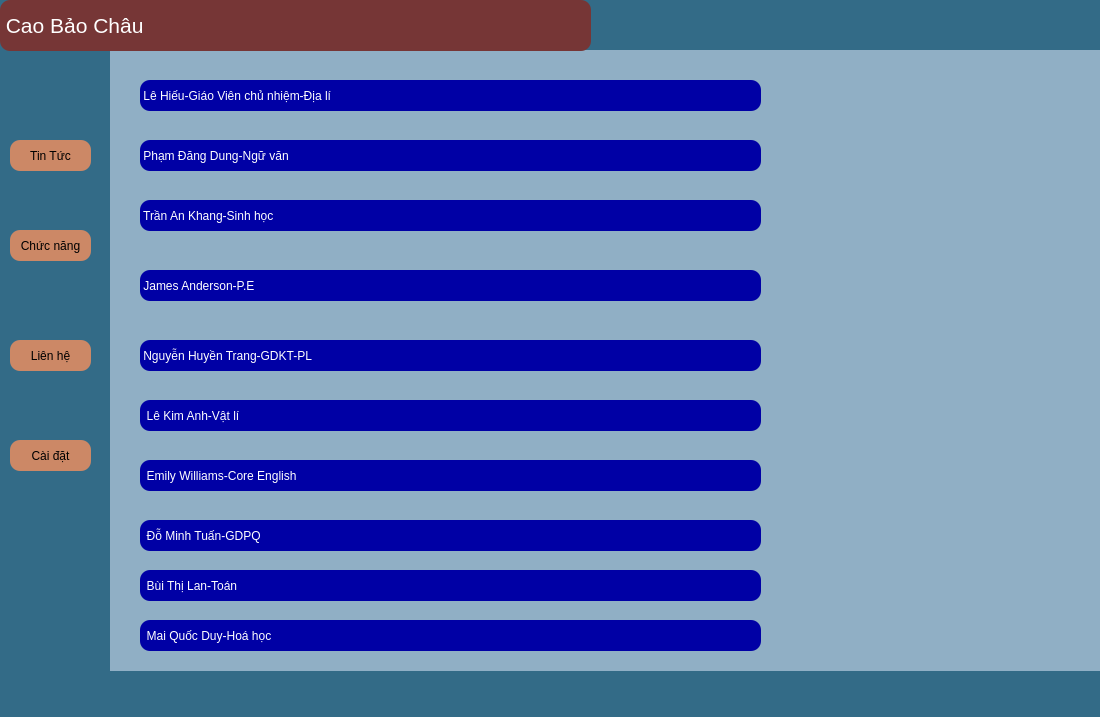
This is ui/mainwindow.ui in Cuongal/python-app as Qt 5 draws it before an edit. The edited form follows.
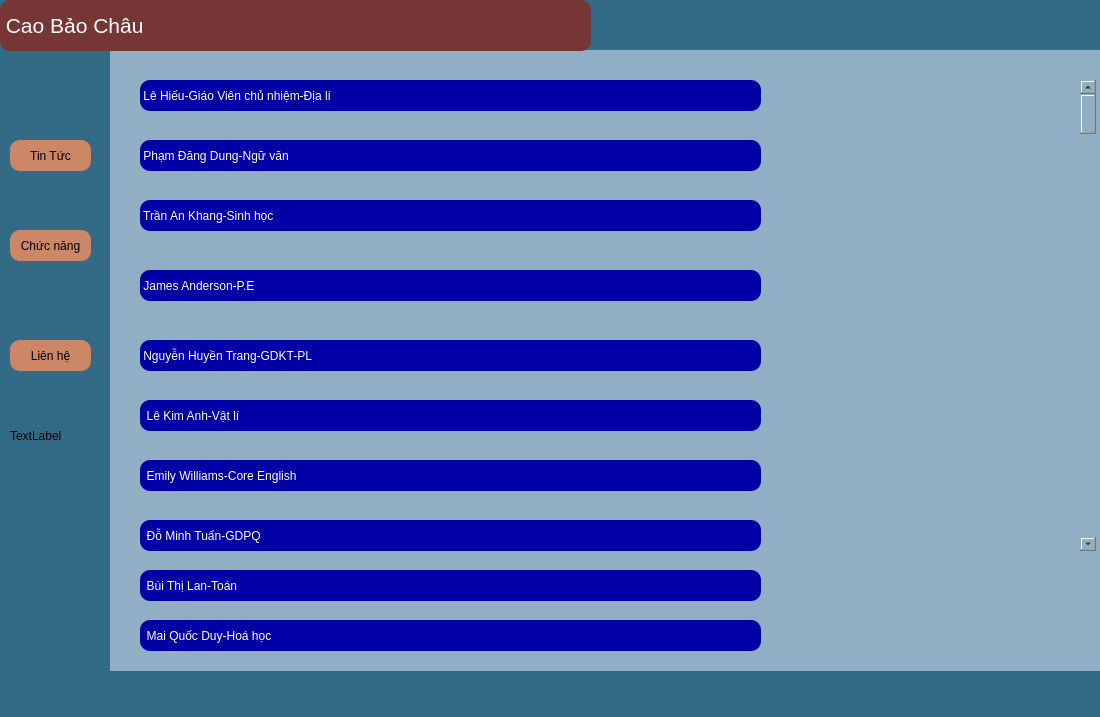
This is the edited form. The open tabs and pages were chosen to show the change. Icons and pictures are not drawn.

The edit to the form file:
```diff
--- a/ui/mainwindow.ui
+++ b/ui/mainwindow.ui
@@ -688,6 +688,19 @@
        <enum>Qt::Orientation::Vertical</enum>
       </property>
      </widget>
+     <widget class="QScrollBar" name="verticalScrollBar_2">
+      <property name="geometry">
+       <rect>
+        <x>970</x>
+        <y>30</y>
+        <width>16</width>
+        <height>471</height>
+       </rect>
+      </property>
+      <property name="orientation">
+       <enum>Qt::Orientation::Vertical</enum>
+      </property>
+     </widget>
     </widget>
     <widget class="QWidget" name="page">
      <widget class="QLabel" name="label_9">
@@ -1619,6 +1632,19 @@
      <bool>false</bool>
     </property>
    </widget>
+   <widget class="QLabel" name="label_21">
+    <property name="geometry">
+     <rect>
+      <x>10</x>
+      <y>400</y>
+      <width>81</width>
+      <height>71</height>
+     </rect>
+    </property>
+    <property name="text">
+     <string>TextLabel</string>
+    </property>
+   </widget>
   </widget>
   <widget class="QMenuBar" name="menubar">
    <property name="geometry">
```
Left out of the diff: 6 changed lines with no effect on the pictures.
